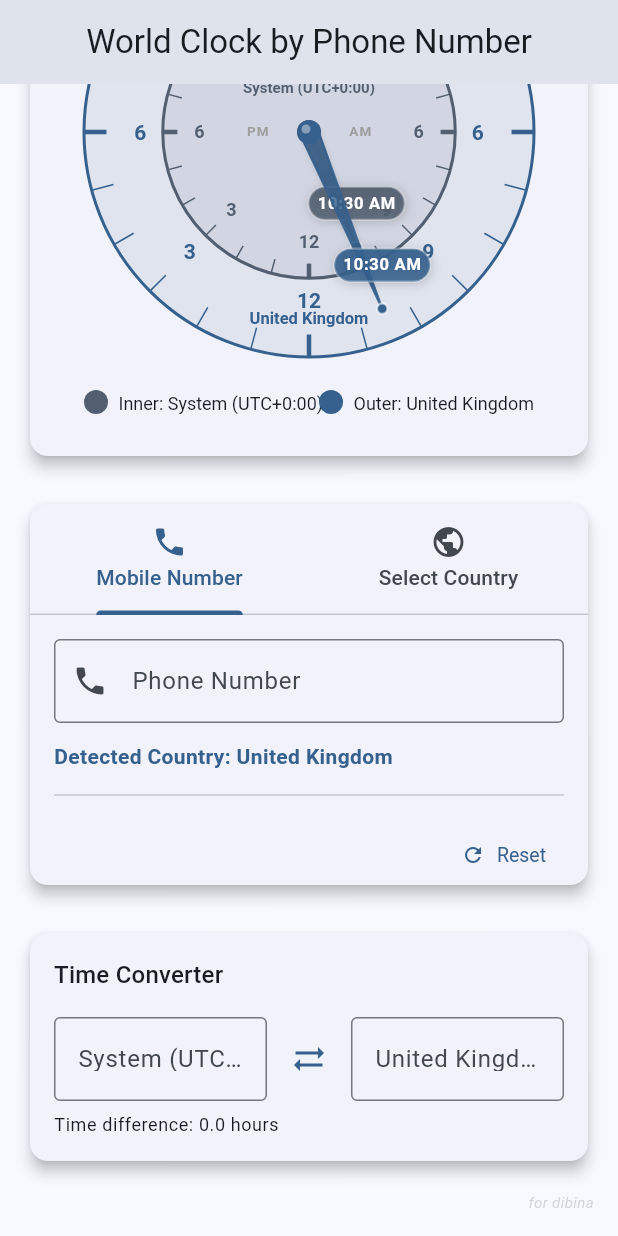
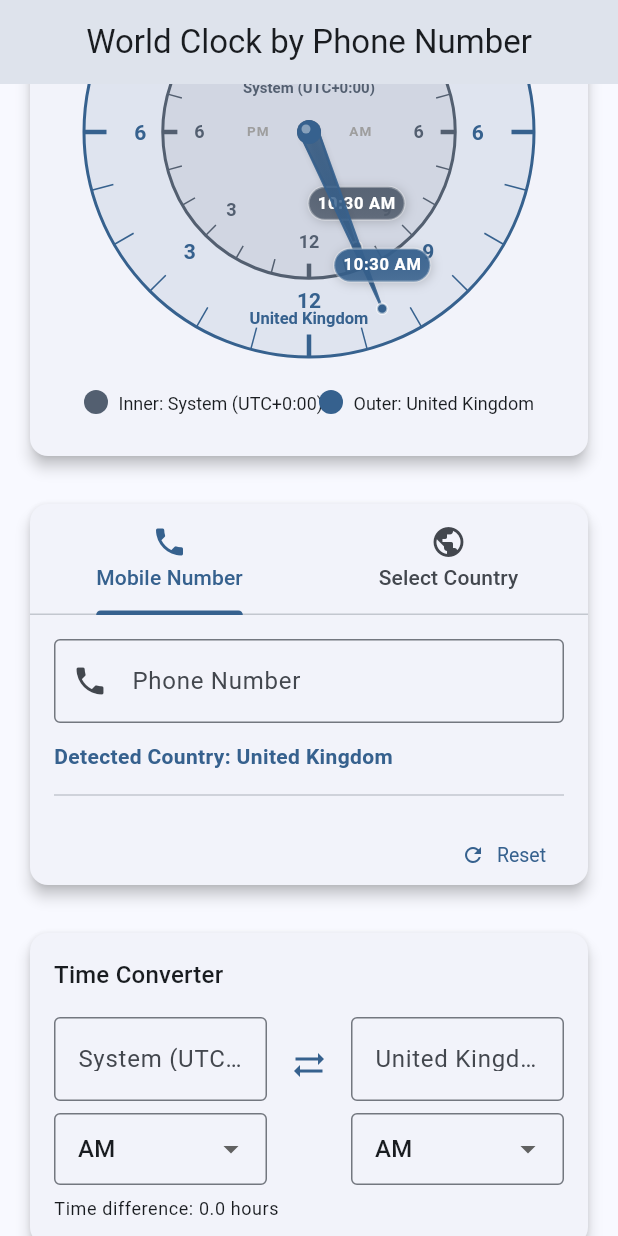
Before and after one commit to anandanmb01/telephone_world_clock, a Flutter app: the screen it shows after launch, scrolled down 248 dp, on a phone screen of 412 x 824 dp. Run offline on Flutter 3.47's test engine with Material 3 defaults, Android fonts, the phone set to English and light mode, and no system bars.

Commit message:
Convert time converter to 12-hour format with AM/PM selector
- Add AM/PM state variables for local and remote time
- Update conversion logic to handle 12-hour format (1-12)
- Add AM/PM dropdown below each time input field
- Convert between 12-hour and 24-hour format for calculations
- Update hints from 24-hour to 12-hour format (02:30 instead of 14:30)
- AM/PM selection triggers automatic time conversion
- Validate hours are between 1-12 for 12-hour format

```diff
--- a/lib/screens/world_clock_home_page.dart
+++ b/lib/screens/world_clock_home_page.dart
@@ -60,6 +60,10 @@ class _WorldClockHomePageState extends State<WorldClockHomePage>
   final TextEditingController _phoneController = TextEditingController();
   final TextEditingController _localTimeController = TextEditingController();
   final TextEditingController _remoteTimeController = TextEditingController();
+
+  // AM/PM state for time converter
+  String _localAmPm = 'AM';
+  String _remoteAmPm = 'AM';
 
   // Get system timezone offset in minutes
   int get _systemOffset {
@@ -147,41 +151,93 @@ class _WorldClockHomePageState extends State<WorldClockHomePage>
 
   void _convertLocalToRemote(String localTime) {
     try {
-      final timeFormat = DateFormat('HH:mm');
-      final parsedTime = timeFormat.parse(localTime);
+      if (localTime.isEmpty || !localTime.contains(':')) return;
 
-      final localMinutes = parsedTime.hour * 60 + parsedTime.minute;
+      final parts = localTime.split(':');
+      if (parts.length != 2) return;
+
+      int hour = int.parse(parts[0]);
+      final minute = int.parse(parts[1]);
+
+      // Validate 12-hour format
+      if (hour < 1 || hour > 12 || minute < 0 || minute > 59) {
+        return;
+      }
+
+      // Convert to 24-hour format
+      if (_localAmPm == 'PM' && hour != 12) {
+        hour += 12;
+      } else if (_localAmPm == 'AM' && hour == 12) {
+        hour = 0;
+      }
+
+      final localMinutes = hour * 60 + minute;
       final remoteMinutes = localMinutes + (_phoneOffset - _systemOffset);
 
       final normalizedMinutes = remoteMinutes % 1440;
       final adjustedMinutes = normalizedMinutes < 0 ? normalizedMinutes + 1440 : normalizedMinutes;
 
-      final remoteHour = adjustedMinutes ~/ 60;
+      int remoteHour = adjustedMinutes ~/ 60;
       final remoteMinute = adjustedMinutes % 60;
 
+      // Convert to 12-hour format
+      setState(() {
+        _remoteAmPm = remoteHour >= 12 ? 'PM' : 'AM';
+        if (remoteHour > 12) {
+          remoteHour -= 12;
+        } else if (remoteHour == 0) {
+          remoteHour = 12;
+        }
         _remoteTimeController.text = '${remoteHour.toString().padLeft(2, '0')}:${remoteMinute.toString().padLeft(2, '0')}';
+      });
     } catch (e) {
-      _remoteTimeController.text = 'Invalid time';
+      // Invalid time, do nothing
     }
   }
 
   void _convertRemoteToLocal(String remoteTime) {
     try {
-      final timeFormat = DateFormat('HH:mm');
-      final parsedTime = timeFormat.parse(remoteTime);
+      if (remoteTime.isEmpty || !remoteTime.contains(':')) return;
 
-      final remoteMinutes = parsedTime.hour * 60 + parsedTime.minute;
+      final parts = remoteTime.split(':');
+      if (parts.length != 2) return;
+
+      int hour = int.parse(parts[0]);
+      final minute = int.parse(parts[1]);
+
+      // Validate 12-hour format
+      if (hour < 1 || hour > 12 || minute < 0 || minute > 59) {
+        return;
+      }
+
+      // Convert to 24-hour format
+      if (_remoteAmPm == 'PM' && hour != 12) {
+        hour += 12;
+      } else if (_remoteAmPm == 'AM' && hour == 12) {
+        hour = 0;
+      }
+
+      final remoteMinutes = hour * 60 + minute;
       final localMinutes = remoteMinutes + (_systemOffset - _phoneOffset);
 
       final normalizedMinutes = localMinutes % 1440;
       final adjustedMinutes = normalizedMinutes < 0 ? normalizedMinutes + 1440 : normalizedMinutes;
 
-      final localHour = adjustedMinutes ~/ 60;
+      int localHour = adjustedMinutes ~/ 60;
       final localMinute = adjustedMinutes % 60;
 
+      // Convert to 12-hour format
+      setState(() {
+        _localAmPm = localHour >= 12 ? 'PM' : 'AM';
+        if (localHour > 12) {
+          localHour -= 12;
+        } else if (localHour == 0) {
+          localHour = 12;
+        }
         _localTimeController.text = '${localHour.toString().padLeft(2, '0')}:${localMinute.toString().padLeft(2, '0')}';
+      });
     } catch (e) {
-      _localTimeController.text = 'Invalid time';
+      // Invalid time, do nothing
     }
   }
 
@@ -379,37 +435,91 @@ class _WorldClockHomePageState extends State<WorldClockHomePage>
             ),
             const SizedBox(height: 16),
             Row(
+              crossAxisAlignment: CrossAxisAlignment.start,
               children: [
                 Expanded(
-                  child: TextField(
+                  child: Column(
+                    crossAxisAlignment: CrossAxisAlignment.start,
+                    children: [
+                      TextField(
                         controller: _localTimeController,
                         keyboardType: TextInputType.number,
                         inputFormatters: [TimeInputFormatter()],
                         decoration: InputDecoration(
-                      labelText: '$_systemTimezoneName Time (HH:mm)',
+                          labelText: '$_systemTimezoneName Time',
                           border: const OutlineInputBorder(),
-                      hintText: '14:30',
+                          hintText: '02:30',
                         ),
                         onChanged: _convertLocalToRemote,
                       ),
+                      const SizedBox(height: 8),
+                      DropdownButtonFormField<String>(
+                        value: _localAmPm,
+                        decoration: const InputDecoration(
+                          border: OutlineInputBorder(),
+                          contentPadding: EdgeInsets.symmetric(horizontal: 12, vertical: 8),
+                        ),
+                        items: ['AM', 'PM'].map((String value) {
+                          return DropdownMenuItem<String>(
+                            value: value,
+                            child: Text(value),
+                          );
+                        }).toList(),
+                        onChanged: (String? newValue) {
+                          setState(() {
+                            _localAmPm = newValue!;
+                            _convertLocalToRemote(_localTimeController.text);
+                          });
+                        },
+                      ),
+                    ],
+                  ),
                 ),
                 const SizedBox(width: 16),
-                Icon(
+                Padding(
+                  padding: const EdgeInsets.only(top: 20.0),
+                  child: Icon(
                     Icons.sync_alt,
                     color: Theme.of(context).colorScheme.primary,
                   ),
+                ),
                 const SizedBox(width: 16),
                 Expanded(
-                  child: TextField(
+                  child: Column(
+                    crossAxisAlignment: CrossAxisAlignment.start,
+                    children: [
+                      TextField(
                         controller: _remoteTimeController,
                         keyboardType: TextInputType.number,
                         inputFormatters: [TimeInputFormatter()],
                         decoration: InputDecoration(
-                      labelText: '${countryData[_phoneCountryCode]?['name']} Time (HH:mm)',
+                          labelText: '${countryData[_phoneCountryCode]?['name']} Time',
                           border: const OutlineInputBorder(),
                           hintText: '09:00',
                         ),
                         onChanged: _convertRemoteToLocal,
+                      ),
+                      const SizedBox(height: 8),
+                      DropdownButtonFormField<String>(
+                        value: _remoteAmPm,
+                        decoration: const InputDecoration(
+                          border: OutlineInputBorder(),
+                          contentPadding: EdgeInsets.symmetric(horizontal: 12, vertical: 8),
+                        ),
+                        items: ['AM', 'PM'].map((String value) {
+                          return DropdownMenuItem<String>(
+                            value: value,
+                            child: Text(value),
+                          );
+                        }).toList(),
+                        onChanged: (String? newValue) {
+                          setState(() {
+                            _remoteAmPm = newValue!;
+                            _convertRemoteToLocal(_remoteTimeController.text);
+                          });
+                        },
+                      ),
+                    ],
                   ),
                 ),
               ],
```
Lines whose indentation alone changed are shown as unchanged.
